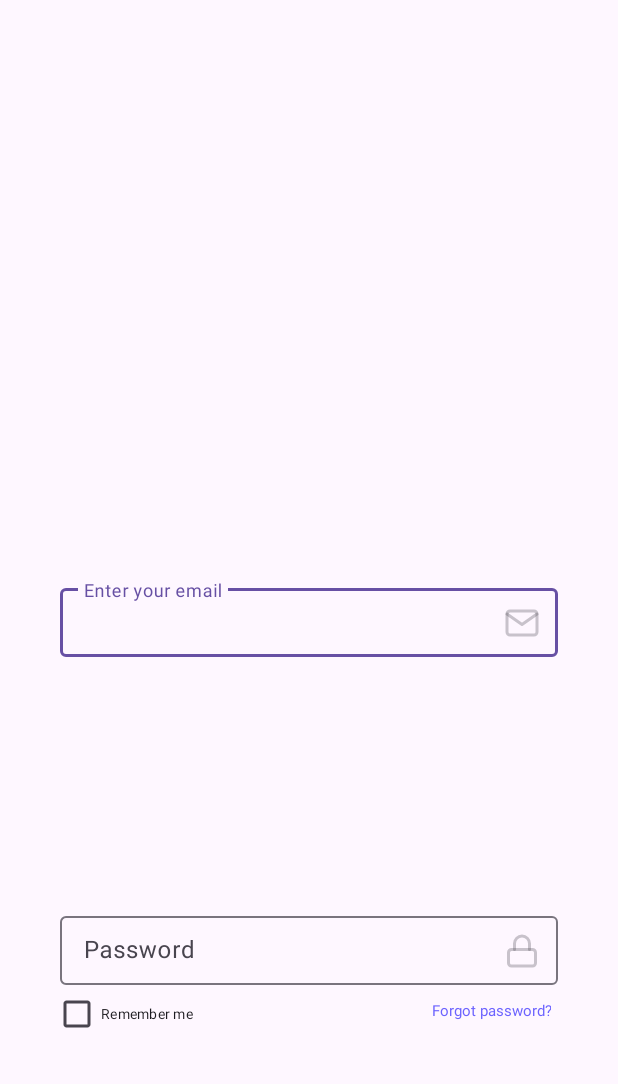
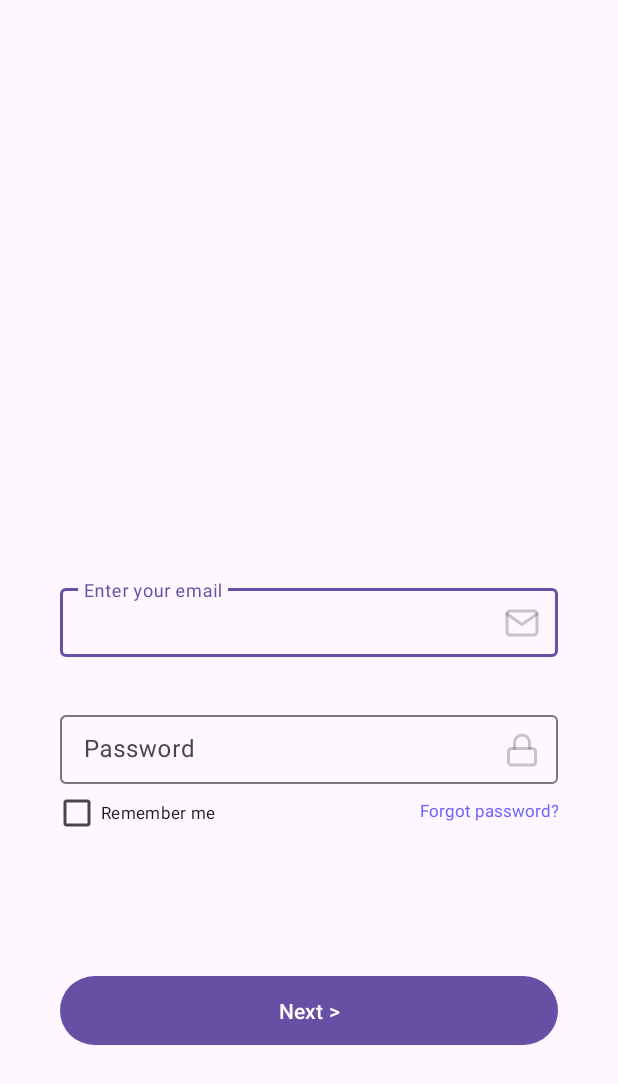
Before and after one commit to serkan-bayram/ma-assignment, an Android app: the screen it shows after launch (SignInActivity), on a phone screen of 412 x 824 dp. Shown: the top 1084 px of the screen. Run offline under Robolectric (Android 15) with nearby library versions, the phone set to English and light mode, and no system bars.

Commit message:
Add next button

```diff
--- a/app/src/main/res/layout/sign_in_activity.xml
+++ b/app/src/main/res/layout/sign_in_activity.xml
@@ -37,7 +37,9 @@
         app:layout_constraintBottom_toBottomOf="parent"
         app:layout_constraintEnd_toEndOf="parent"
         app:layout_constraintStart_toStartOf="parent"
-        app:layout_constraintTop_toBottomOf="@+id/emailInput">
+        app:layout_constraintTop_toBottomOf="@+id/emailInput"
+        app:layout_constraintVertical_bias="0.1"
+        >
 
         <com.google.android.material.textfield.TextInputEditText
             android:layout_width="match_parent"
@@ -52,7 +54,7 @@
         android:layout_height="22dp"
         android:layout_marginTop="8dp"
         android:text="@string/remember_me_checkbox"
-        android:textSize="9sp"
+        android:textSize="11sp"
         app:layout_constraintBottom_toBottomOf="parent"
         app:layout_constraintEnd_toEndOf="parent"
         app:layout_constraintHorizontal_bias="0.14"
@@ -62,12 +64,12 @@
 
     <TextView
         android:id="@+id/forgotPasswordButton"
-        android:layout_width="87dp"
+        android:layout_width="100dp"
         android:layout_height="22dp"
         android:layout_marginTop="10dp"
         android:text="@string/forgot_password_button"
         android:textColor="#6C63FF"
-        android:textSize="10sp"
+        android:textSize="11sp"
         android:textAlignment="textEnd"
         app:layout_constraintBottom_toBottomOf="parent"
         app:layout_constraintEnd_toEndOf="parent"
@@ -76,5 +78,15 @@
         app:layout_constraintTop_toBottomOf="@+id/passwordInput"
         app:layout_constraintVertical_bias="0.0" />
 
+    <Button
+        android:id="@+id/nextButton"
+        android:layout_width="332dp"
+        android:layout_height="54dp"
+        android:text="@string/next_button"
+        app:layout_constraintBottom_toBottomOf="parent"
+        app:layout_constraintEnd_toEndOf="parent"
+        app:layout_constraintStart_toStartOf="parent"
+        app:layout_constraintTop_toBottomOf="@+id/passwordInput" />
+
 
 </androidx.constraintlayout.widget.ConstraintLayout>
--- a/app/src/main/res/values/strings.xml
+++ b/app/src/main/res/values/strings.xml
@@ -5,6 +5,7 @@
     <string name="password_input">Password</string>
     <string name="remember_me_checkbox">Remember me</string>
     <string name="forgot_password_button">Forgot password?</string>
+    <string name="next_button">Next ></string>
 
 
     <string name="mail_icon_content_description">Mail Icon</string>
```
